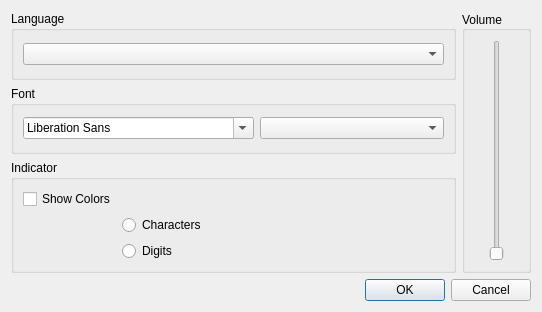
Qt form src/preferences.ui (mehdioa/qtmind) before a commit.
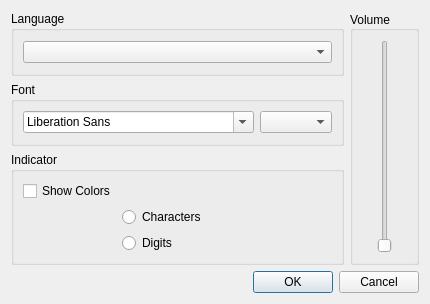
The same form after that commit.

Commit message: preferences resized

What changed in the file:
```diff
--- a/src/preferences.ui
+++ b/src/preferences.ui
@@ -6,8 +6,8 @@
    <rect>
     <x>0</x>
     <y>0</y>
-    <width>542</width>
-    <height>312</height>
+    <width>386</width>
+    <height>304</height>
    </rect>
   </property>
   <property name="windowTitle">
```
The commit also changes 1 other file.
